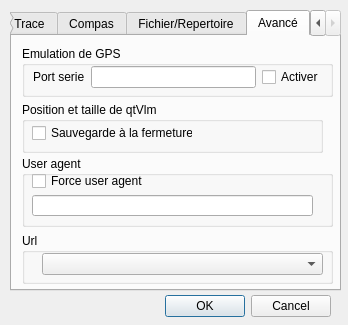
The window that src/paramVLM.ui (nohal/qtVlm) describes before a commit, drawn with Qt 5.
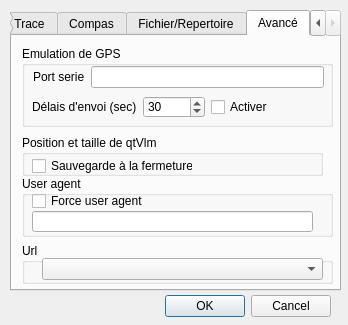
The same window after the commit. The open tabs and pages were chosen to show the change. Icons and pictures are not drawn.

Commit message: paramètre pour le délai entre 2 envoi GPS nouvelle interpolation ajoutée mais non activée

```diff
--- a/src/paramVLM.ui
+++ b/src/paramVLM.ui
@@ -677,7 +677,7 @@
        <x>10</x>
        <y>10</y>
        <width>311</width>
-       <height>51</height>
+       <height>81</height>
       </rect>
      </property>
      <property name="title">
@@ -703,6 +703,41 @@
        <item>
         <widget class="QLineEdit" name="serialName"/>
        </item>
+      </layout>
+     </widget>
+     <widget class="QWidget" name="">
+      <property name="geometry">
+       <rect>
+        <x>10</x>
+        <y>50</y>
+        <width>241</width>
+        <height>22</height>
+       </rect>
+      </property>
+      <layout class="QHBoxLayout" name="horizontalLayout_4">
+       <item>
+        <widget class="QLabel" name="label_18">
+         <property name="text">
+          <string>Délais d'envoi (sec)</string>
+         </property>
+        </widget>
+       </item>
+       <item>
+        <widget class="QSpinBox" name="spn_gpsDelay">
+         <property name="minimum">
+          <number>5</number>
+         </property>
+         <property name="maximum">
+          <number>60</number>
+         </property>
+         <property name="singleStep">
+          <number>5</number>
+         </property>
+         <property name="value">
+          <number>30</number>
+         </property>
+        </widget>
+       </item>
        <item>
         <widget class="QCheckBox" name="chk_activateEmulation">
          <property name="text">
@@ -717,9 +752,9 @@
      <property name="geometry">
       <rect>
        <x>10</x>
-       <y>120</y>
+       <y>140</y>
        <width>311</width>
-       <height>71</height>
+       <height>61</height>
       </rect>
      </property>
      <property name="title">
@@ -742,7 +777,7 @@
       <property name="geometry">
        <rect>
         <x>10</x>
-        <y>39</y>
+        <y>35</y>
         <width>281</width>
         <height>21</height>
        </rect>
@@ -753,9 +788,9 @@
      <property name="geometry">
       <rect>
        <x>10</x>
-       <y>197</y>
+       <y>207</y>
        <width>311</width>
-       <height>51</height>
+       <height>41</height>
       </rect>
      </property>
      <property name="title">
@@ -765,7 +800,7 @@
       <property name="geometry">
        <rect>
         <x>20</x>
-        <y>20</y>
+        <y>15</y>
         <width>281</width>
         <height>22</height>
        </rect>
@@ -776,9 +811,9 @@
      <property name="geometry">
       <rect>
        <x>10</x>
-       <y>66</y>
+       <y>99</y>
        <width>301</width>
-       <height>51</height>
+       <height>41</height>
       </rect>
      </property>
      <property name="title">
```
The commit also changes 4 other files.
